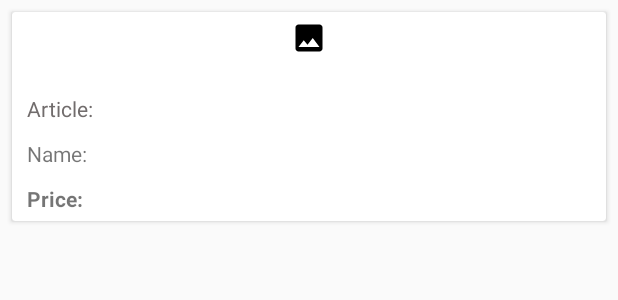
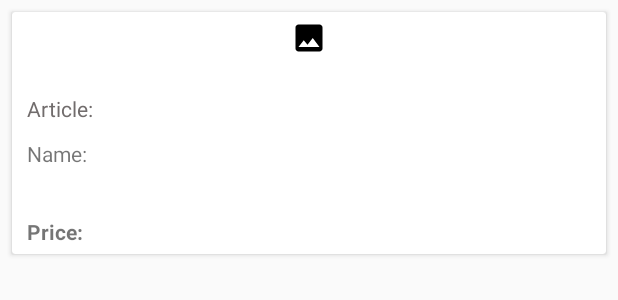
Before and after one commit to Sevo98/mobileTestApp, an Android app: the layout product_card.xml on its own in the app's theme, with its tools: preview values and no code run, on a phone screen of 412 x 824 dp. Shown: the top 300 px of the screen. Run offline under Robolectric (Android 15) with nearby library versions, the phone set to English and light mode, and no system bars; network calls fail.

Commit message:
Исправил баг со сдвигом цены в карточке

```diff
--- a/app/src/main/res/layout/product_card.xml
+++ b/app/src/main/res/layout/product_card.xml
@@ -32,7 +32,7 @@
         <TextView
             android:id="@+id/article"
             android:layout_width="match_parent"
-            android:layout_height="wrap_content"
+            android:layout_height="match_parent"
             android:textSize="14sp"
             android:textColor="#716C6C"
             android:layout_alignParentStart="true"
@@ -52,10 +52,10 @@
         <TextView
             android:id="@+id/name"
             android:layout_width="match_parent"
-            android:layout_height="wrap_content"
+            android:layout_height="41dp"
             android:layout_alignParentStart="true"
+            android:layout_marginLeft="10dp"
             android:layout_marginTop="5dp"
-            android:layout_marginLeft="10dp"
             android:layout_marginRight="10dp"
             android:layout_marginBottom="5dp"
             android:text="Name: "
@@ -69,7 +69,7 @@
         <TextView
             android:id="@+id/price"
             android:layout_width="match_parent"
-            android:layout_height="wrap_content"
+            android:layout_height="match_parent"
             android:layout_alignParentStart="true"
             android:layout_marginTop="5dp"
             android:layout_marginLeft="10dp"
```
